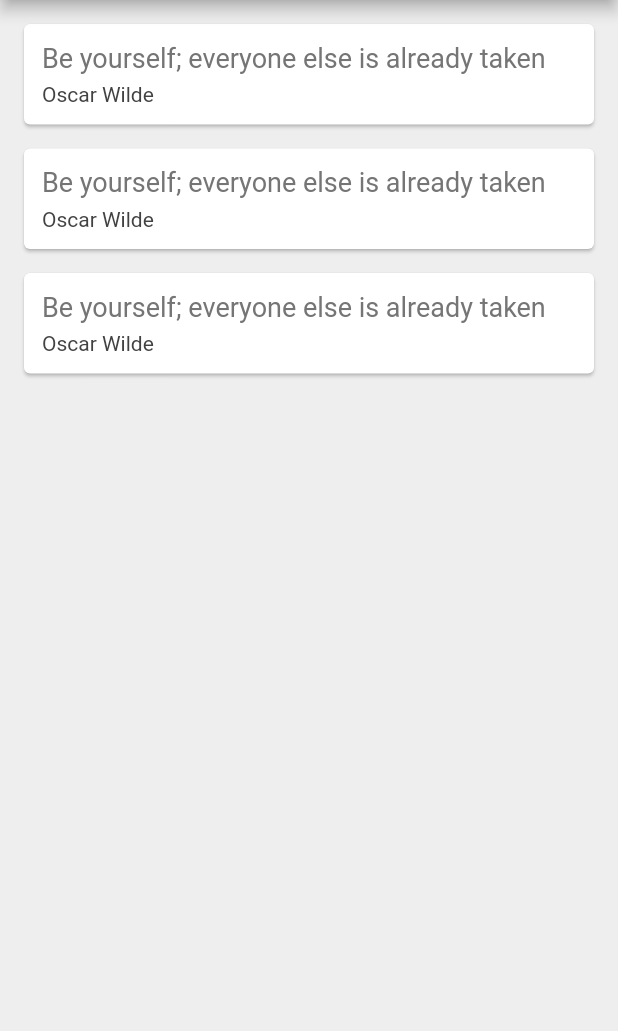
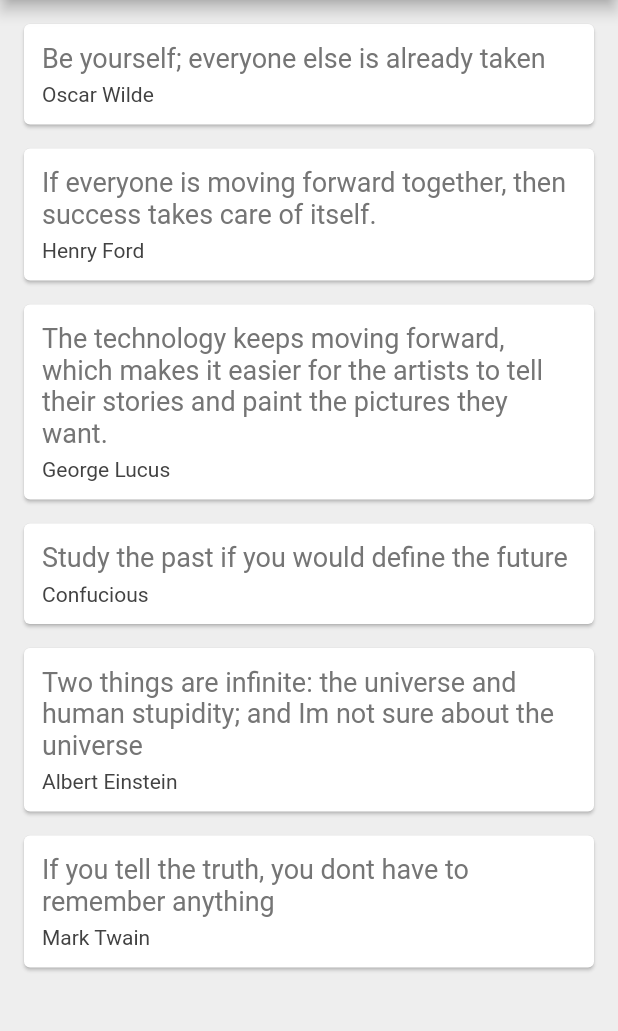
Before and after one commit to waetech/great_quotes, a Flutter app: the screen it shows after launch, on a phone screen of 412 x 824 dp, the part 84-1115 px from its top. Run offline on Flutter 3.47's test engine with Material 2 defaults, Android fonts, the phone set to English and light mode, and no system bars.

Commit message:
Added popular inspirational quotes

```diff
--- a/lib/main.dart
+++ b/lib/main.dart
@@ -14,8 +14,13 @@ class _QuoteListState extends State<QuoteList> {
 
   List<Quote> quotes = [
     Quote(author: 'Oscar Wilde', text: 'Be yourself; everyone else is already taken'),
-    Quote(author: 'Oscar Wilde', text: 'Be yourself; everyone else is already taken'),
-    Quote(author: 'Oscar Wilde', text: 'Be yourself; everyone else is already taken')
+    Quote(author: 'Henry Ford', text: 'If everyone is moving forward together, then success takes care of itself.'),
+    Quote(author: 'George Lucus', text: 'The technology keeps moving forward, which makes it easier for the artists to tell their stories and paint the pictures they want.'),
+    Quote(author: 'Confucious', text: 'Study the past if you would define the future'),
+    Quote(author: 'Albert Einstein', text: 'Two things are infinite: the universe and human stupidity; and Im not sure about the universe'),
+    Quote(author: 'Mark Twain', text: 'If you tell the truth, you dont have to remember anything')
+
+
 
   ];
 
```
